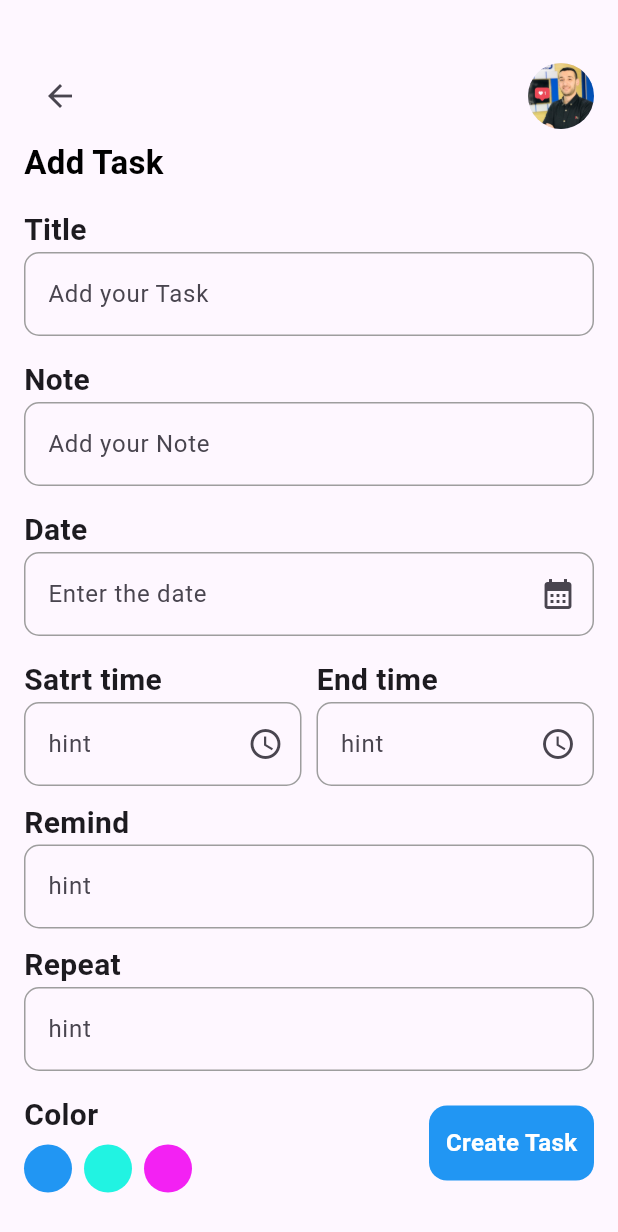
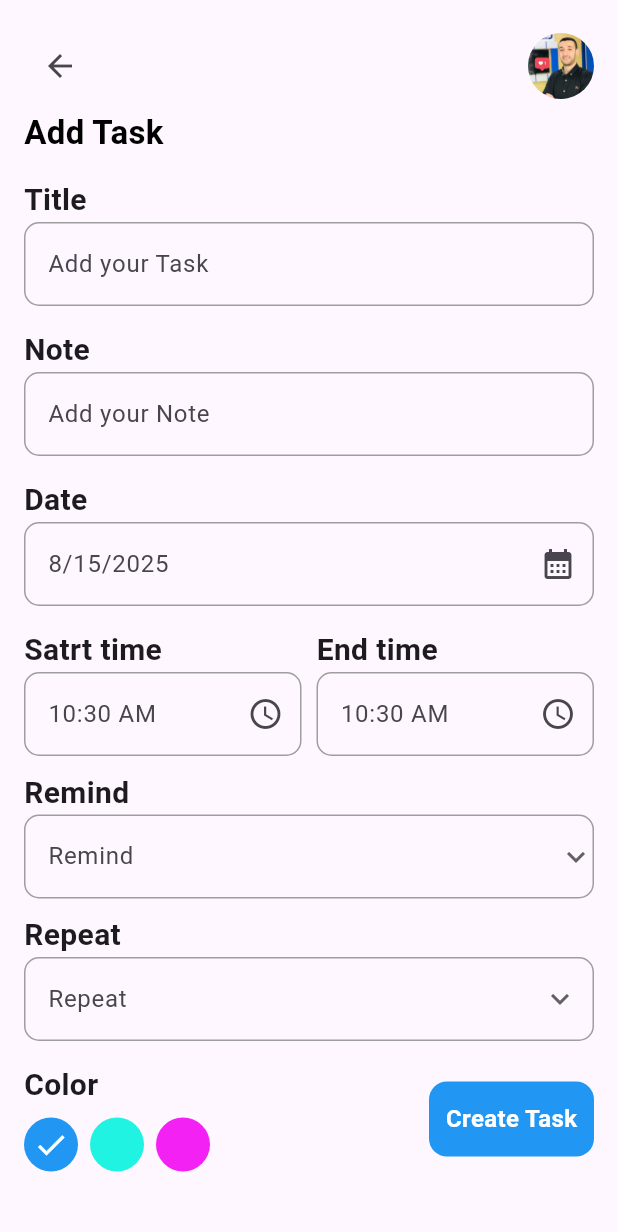
Before and after one commit to farouqmurtaja96-source/Task-App, a Flutter app: the AddTaskView screen opened directly, on a phone screen of 412 x 824 dp. Shown: the top 1232 px of the screen. Run offline on Flutter 3.47's test engine with Material 3 defaults, Android fonts, the phone set to English and light mode, and no system bars; our stand-ins replace date_picker_timeline.

Commit message:
add DropdownButton

```diff
--- /dev/null
+++ b/devtools_options.yaml
@@ -0,0 +1,3 @@
+description: This file stores settings for Dart & Flutter DevTools.
+documentation: https://docs.flutter.dev/tools/devtools/extensions#configure-extension-enablement-states
+extensions:
--- a/lib/views/add_task_view.dart
+++ b/lib/views/add_task_view.dart
@@ -1,20 +1,33 @@
 import 'package:flutter/material.dart';
+import 'package:intl/intl.dart';
 import 'package:task_v1/widget/app_bar_widget.dart';
 import 'package:task_v1/widget/custom_button_widget.dart';
 import 'package:task_v1/widget/custom_text_feild.dart';
 
-class AddTaskView extends StatelessWidget {
+class AddTaskView extends StatefulWidget {
   const AddTaskView({super.key});
 
+  @override
+  State<AddTaskView> createState() => _AddTaskViewState();
+}
+
+class _AddTaskViewState extends State<AddTaskView> {
+  String? date, startTime, endTime, remidenValue, repat;
+  final List<String> remindOptions = [
+    "10 minutes ",
+    "15 minutes",
+    "20 minutes",
+    "25 minutes",
+  ];
+  final List<String> repatOptions = ["1 ", "2", "3", "4"];
   @override
   Widget build(BuildContext context) {
     return Scaffold(
       body: Padding(
         padding: const EdgeInsets.symmetric(horizontal: 16.0),
-        child: Column(
-          crossAxisAlignment: CrossAxisAlignment.start,
+        child: ListView(
           children: [
-            SizedBox(height: 40),
+            SizedBox(height: 20),
             AppBarWidget(
               icon: Icons.arrow_back,
               onPressed: () {
@@ -36,43 +49,109 @@ class AddTaskView extends StatelessWidget {
             CustomTextFeild(title: 'Note', hint: 'Add your Note'),
             SizedBox(height: 15),
             CustomTextFeild(
+              isRead: true,
               title: 'Date',
-              hint: 'Enter the date',
-              iconButton: IconButton(
-                onPressed: () {},
-                icon: Icon(Icons.calendar_month),
-              ),
+              hint: date ?? DateFormat.yMd().format(DateTime.now()),
+              icon: Icon(Icons.calendar_month),
+              onTap: () async {
+                final DateTime? pickedDate = await showDatePicker(
+                  context: context,
+                  initialDate: DateTime.now(),
+                  firstDate: DateTime(2025),
+                  lastDate: DateTime(2030),
+                );
+                if (pickedDate != null) {
+                  setState(() {
+                    date = DateFormat.yMd().format(pickedDate);
+                  });
+                }
+              },
             ),
+
             SizedBox(height: 15),
             Row(
               children: [
                 Expanded(
                   child: CustomTextFeild(
+                    isRead: true,
+                    onTap: () async {
+                      final TimeOfDay? pickerTime = await showTimePicker(
+                        context: context,
+                        initialTime: TimeOfDay.now(),
+                      );
+
+                      if (pickerTime != null) {
+                        setState(() {
+                          startTime = pickerTime.format(context);
+                        });
+                      }
+                    },
                     title: 'Satrt time',
-                    hint: 'hint',
-                    iconButton: IconButton(
-                      onPressed: () {},
-                      icon: Icon(Icons.access_time),
-                    ),
+                    hint: startTime ?? TimeOfDay.now().format(context),
+                    icon: Icon(Icons.access_time),
                   ),
                 ),
                 SizedBox(width: 10),
                 Expanded(
                   child: CustomTextFeild(
+                    isRead: true,
+                    onTap: () async {
+                      final TimeOfDay? pickerTime = await showTimePicker(
+                        context: context,
+                        initialTime: TimeOfDay.now(),
+                      );
+
+                      if (pickerTime != null) {
+                        setState(() {
+                          endTime = pickerTime.format(context);
+                        });
+                      }
+                    },
                     title: 'End time',
-                    hint: 'hint',
-                    iconButton: IconButton(
-                      onPressed: () {},
-                      icon: Icon(Icons.access_time),
-                    ),
+                    hint: endTime ?? TimeOfDay.now().format(context),
+                    icon: Icon(Icons.access_time),
                   ),
                 ),
               ],
             ),
             SizedBox(height: 10),
-            CustomTextFeild(title: 'Remind', hint: 'hint'),
+            CustomTextFeild(
+              isRead: true,
+              title: 'Remind',
+              hint: remidenValue ?? 'Remind',
+              icon: DropdownButton<String>(
+                underline: Container(height: 0),
+                icon: const Icon(Icons.keyboard_arrow_down),
+                items: remindOptions.map((option) {
+                  return DropdownMenuItem(value: option, child: Text(option));
+                }).toList(),
+                onChanged: (value) {
+                  setState(() {
+                    remidenValue = value;
+                  });
+                },
+              ),
+            ),
+
             SizedBox(height: 10),
-            CustomTextFeild(title: 'Repeat', hint: 'hint'),
+
+            CustomTextFeild(
+              isRead: true,
+              icon: DropdownButton(
+                underline: Container(height: 0),
+                icon: const Icon(Icons.keyboard_arrow_down),
+                items: repatOptions.map((e) {
+                  return DropdownMenuItem(value: e, child: Text(e));
+                }).toList(),
+                onChanged: (value) {
+                  setState(() {
+                    repat = value;
+                  });
+                },
+              ),
+              title: 'Repeat',
+              hint: repat ?? 'Repeat',
+            ),
             SizedBox(height: 15),
             Row(
               mainAxisAlignment: MainAxisAlignment.spaceBetween,
@@ -88,30 +167,10 @@ class AddTaskView extends StatelessWidget {
                       ),
                     ),
                     SizedBox(height: 5),
-                    Row(
-                      children: [
-                        CircleAvatar(radius: 16, backgroundColor: Colors.blue),
-                        SizedBox(width: 8),
-                        CircleAvatar(
-                          radius: 16,
-                          backgroundColor: const Color.fromARGB(
-                            255,
-                            33,
-                            243,
-                            226,
-                          ),
-                        ),
-                        SizedBox(width: 8),
-                        CircleAvatar(
-                          radius: 16,
-                          backgroundColor: const Color.fromARGB(
-                            255,
-                            243,
-                            33,
-                            243,
-                          ),
-                        ),
-                      ],
+                    SizedBox(
+                      height: 40,
+                      width: MediaQuery.of(context).size.width * 0.4,
+                      child: ColorList(),
                     ),
                   ],
                 ),
@@ -124,3 +183,118 @@ class AddTaskView extends StatelessWidget {
     );
   }
 }
+
+class ColorList extends StatefulWidget {
+  const ColorList({super.key});
+
+  @override
+  State<ColorList> createState() => _LastSeactionState();
+}
+
+class _LastSeactionState extends State<ColorList> {
+  List color = [
+    Colors.blue,
+    Color.fromARGB(255, 33, 243, 226),
+    Color.fromARGB(255, 243, 33, 243),
+  ];
+  int isActive = 0;
+
+  @override
+  Widget build(BuildContext context) {
+    return ListView.builder(
+      scrollDirection: Axis.horizontal,
+      itemCount: color.length,
+      itemBuilder: (context, index) {
+        return Padding(
+          padding: const EdgeInsets.only(right: 8.0),
+          child: GestureDetector(
+            onTap: () {
+              setState(() {
+                isActive = index; // تحديث اللون النشط
+              });
+            },
+            child: CircleAvatar(
+              radius: 18,
+              backgroundColor: color[index],
+              child: isActive == index
+                  ? const Icon(Icons.check, color: Colors.white, size: 24)
+                  : null,
+            ),
+          ),
+        );
+      },
+    );
+  }
+}
+
+
+
+
+
+
+
+
+
+
+
+
+
+
+// final value = showModalBottomSheet(
+//                   context: context,
+//                   builder: (context) {
+//                     return ListView(
+//                       children: [
+//                         ListTile(
+//                           title: const Text("10 دقائق قبل"),
+//                           onTap: () => Navigator.pop(context, "10 دقائق قبل"),
+//                         ),
+//                         ListTile(
+//                           title: const Text("15 دقائق قبل"),
+//                           onTap: () => Navigator.pop(context, "15 دقائق قبل"),
+//                         ),
+//                         ListTile(
+//                           title: const Text("20 دقائق قبل"),
+//                           onTap: () => Navigator.pop(context, "20 دقائق قبل"),
+//                         ),
+//                       ],
+//                     );
+//                   },
+//                 );
+//                 if (value != null) {
+//                   remidenValue = value.toString();
+//                 }
+
+
+
+
+
+
+// CustomTextFeild(
+            //   isRead: true,
+            //   title: 'Remind',
+            //   hint: remidenValue ?? 'Remind',
+            //   icon: const Icon(Icons.keyboard_arrow_down),
+            //   onTap: () async {
+            //     final RenderBox textFieldBox =
+            //         context.findRenderObject() as RenderBox;
+            //     final Offset offset = textFieldBox.localToGlobal(Offset.zero);
+            //     final selected = await showMenu<String>(
+            //       context: context,
+            //       position: RelativeRect.fromLTRB(
+            //         offset.dx,
+            //         offset.dy + textFieldBox.size.height,
+            //         offset.dx + textFieldBox.size.width,
+            //         offset.dy,
+            //       ),
+            //       items: remindOptions.map((option) {
+            //         return PopupMenuItem(value: option, child: Text(option));
+            //       }).toList(),
+            //     );
+            //     if (selected != null) {
+            //       setState(() {
+            //         remidenValue = selected;
+            //       });
+            //     }
+            //   },
+            // ),
--- a/lib/widget/custom_text_feild.dart
+++ b/lib/widget/custom_text_feild.dart
@@ -5,11 +5,15 @@ class CustomTextFeild extends StatelessWidget {
     super.key,
     required this.title,
     required this.hint,
-    this.iconButton,
+    this.icon,
+    this.onTap,
+    this.isRead = false,
   });
   final String title;
   final String hint;
-  final IconButton? iconButton;
+  final Widget? icon;
+  final Function()? onTap;
+  final bool isRead;
   @override
   Widget build(BuildContext context) {
     return Column(
@@ -20,8 +24,10 @@ class CustomTextFeild extends StatelessWidget {
           style: TextStyle(fontSize: 20, fontWeight: FontWeight.bold),
         ),
         TextFormField(
+          readOnly: isRead,
+          onTap: onTap,
           decoration: InputDecoration(
-            suffixIcon: iconButton,
+            suffixIcon: icon,
             hintText: hint,
             border: OutlineWidget(Colors.grey),
             enabledBorder: OutlineWidget(Colors.grey),
--- a/pubspec.yaml
+++ b/pubspec.yaml
@@ -33,8 +33,14 @@ dependencies:
     sdk: flutter
   intl: ^0.20.2
   date_picker_timeline: ^1.2.7
+  hive: ^2.2.3
+  hive_flutter: ^1.1.0
+  bloc: ^9.0.0
+  flutter_bloc: ^9.1.1
 
 dev_dependencies:
+  build_runner: ^2.4.7
+  hive_generator: ^2.0.1
 
   # The "flutter_lints" package below contains a set of recommended lints to
   # encourage good coding practices. The lint set provided by the package is
```
Also changed, not shown: pubspec.lock, 2 other files.
